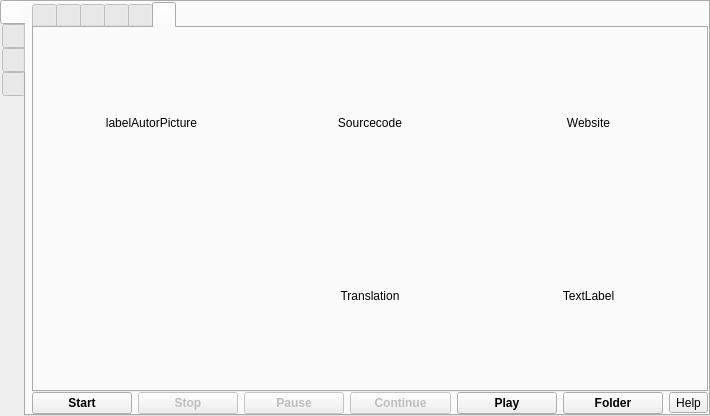
Above: src/formMainWindow.ui from vkohaupt/vokoscreenNG before the change. Below: the same form after it.
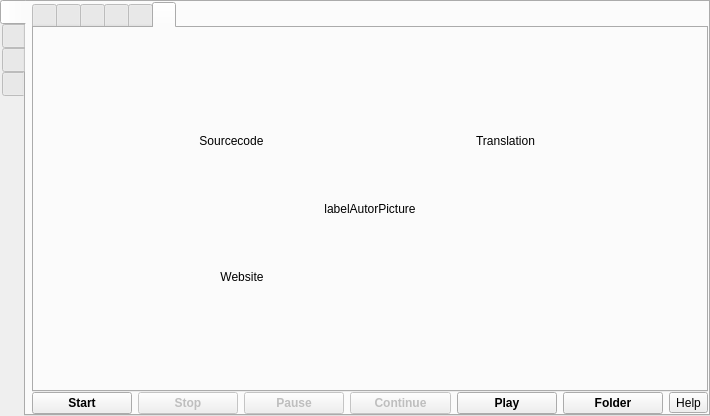
That is the form after the change. Icons and pictures are not drawn.

Commit message: about-tab

Diff of the .ui file:
```diff
--- a/src/formMainWindow.ui
+++ b/src/formMainWindow.ui
@@ -1945,10 +1945,23 @@
            <attribute name="title">
             <string notr="true"/>
            </attribute>
-           <layout class="QVBoxLayout" name="verticalLayout_15">
+           <layout class="QHBoxLayout" name="horizontalLayout_10" stretch="0">
             <item>
-             <layout class="QGridLayout" name="gridLayout_2">
-              <item row="0" column="2">
+             <layout class="QGridLayout" name="gridLayout_7">
+              <item row="0" column="0" alignment="Qt::AlignRight|Qt::AlignBottom">
+               <widget class="QLabel" name="labelSourcecodeUrl">
+                <property name="text">
+                 <string>Sourcecode</string>
+                </property>
+                <property name="alignment">
+                 <set>Qt::AlignCenter</set>
+                </property>
+                <property name="openExternalLinks">
+                 <bool>true</bool>
+                </property>
+               </widget>
+              </item>
+              <item row="2" column="0" alignment="Qt::AlignRight|Qt::AlignTop">
                <widget class="QLabel" name="labelWebSiteUrl">
                 <property name="text">
                  <string>Website</string>
@@ -1962,43 +1975,13 @@
                </widget>
               </item>
               <item row="1" column="1">
-               <widget class="QLabel" name="labelLanguageUrl">
-                <property name="text">
-                 <string>Translation</string>
-                </property>
-                <property name="alignment">
-                 <set>Qt::AlignCenter</set>
-                </property>
-                <property name="openExternalLinks">
-                 <bool>true</bool>
-                </property>
-               </widget>
-              </item>
-              <item row="1" column="2">
-               <widget class="QLabel" name="label_30">
-                <property name="text">
-                 <string notr="true">TextLabel</string>
-                </property>
-                <property name="alignment">
-                 <set>Qt::AlignCenter</set>
-                </property>
-               </widget>
-              </item>
-              <item row="0" column="1">
-               <widget class="QLabel" name="labelSourcecodeUrl">
-                <property name="text">
-                 <string>Sourcecode</string>
-                </property>
-                <property name="alignment">
-                 <set>Qt::AlignCenter</set>
-                </property>
-                <property name="openExternalLinks">
-                 <bool>true</bool>
-                </property>
-               </widget>
-              </item>
-              <item row="0" column="0">
                <widget class="QLabel" name="labelAutorPicture">
+                <property name="maximumSize">
+                 <size>
+                  <width>200</width>
+                  <height>200</height>
+                 </size>
+                </property>
                 <property name="text">
                  <string notr="true">labelAutorPicture</string>
                 </property>
@@ -2007,6 +1990,19 @@
                 </property>
                </widget>
               </item>
+              <item row="0" column="2" alignment="Qt::AlignLeft|Qt::AlignBottom">
+               <widget class="QLabel" name="labelLanguageUrl">
+                <property name="text">
+                 <string>Translation</string>
+                </property>
+                <property name="alignment">
+                 <set>Qt::AlignCenter</set>
+                </property>
+                <property name="openExternalLinks">
+                 <bool>true</bool>
+                </property>
+               </widget>
+              </item>
              </layout>
             </item>
            </layout>
```
Left out of the diff: 3 changed lines with no effect on the pictures. The commit also changes 5 other files.
